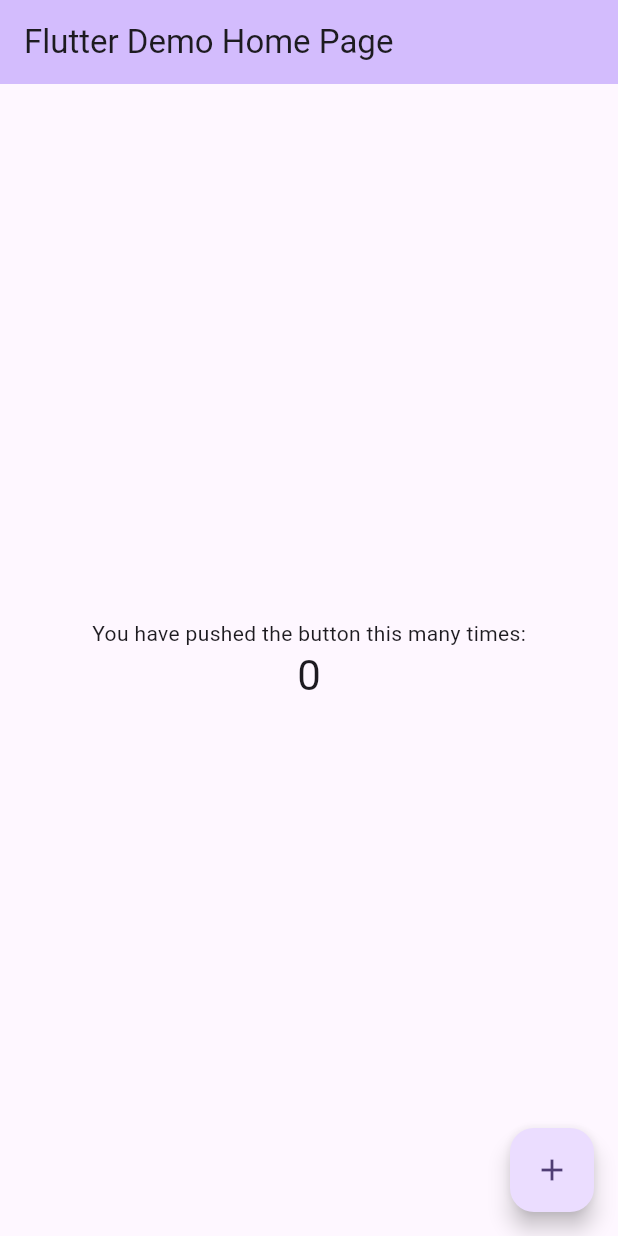
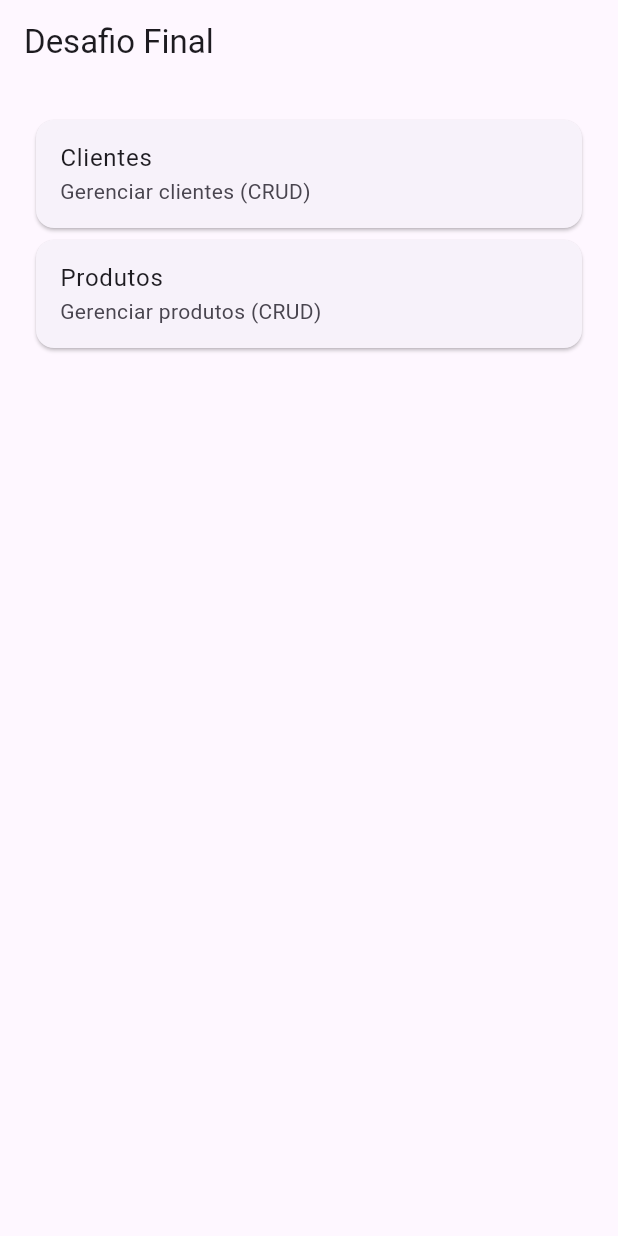
Before and after one commit to MatheusCarvalho-creat/Projeto-Mobile02, a Flutter app: the screen it shows after launch, on a phone screen of 412 x 824 dp. Run offline on Flutter 3.47's test engine with Material 3 defaults, Android fonts, the phone set to English and light mode, and no system bars.

```diff
--- a/projeto_mobile/lib/main.dart
+++ b/projeto_mobile/lib/main.dart
@@ -1,122 +1,28 @@
 import 'package:flutter/material.dart';
+import 'views/home_screen.dart';
+import 'views/clientes_screen.dart';
+import 'views/produtos_screen.dart';
+import 'views/cliente_form_screen.dart';
+import 'views/produto_form_screen.dart';
 
 void main() {
-  runApp(const MyApp());
+  runApp(MyApp());
 }
 
 class MyApp extends StatelessWidget {
-  const MyApp({super.key});
-
-  // This widget is the root of your application.
   @override
   Widget build(BuildContext context) {
     return MaterialApp(
-      title: 'Flutter Demo',
-      theme: ThemeData(
-        // This is the theme of your application.
-        //
-        // TRY THIS: Try running your application with "flutter run". You'll see
-        // the application has a purple toolbar. Then, without quitting the app,
-        // try changing the seedColor in the colorScheme below to Colors.green
-        // and then invoke "hot reload" (save your changes or press the "hot
-        // reload" button in a Flutter-supported IDE, or press "r" if you used
-        // the command line to start the app).
-        //
-        // Notice that the counter didn't reset back to zero; the application
-        // state is not lost during the reload. To reset the state, use hot
-        // restart instead.
-        //
-        // This works for code too, not just values: Most code changes can be
-        // tested with just a hot reload.
-        colorScheme: ColorScheme.fromSeed(seedColor: Colors.deepPurple),
-      ),
-      home: const MyHomePage(title: 'Flutter Demo Home Page'),
+      title: 'Desafio Final',
+      theme: ThemeData(primarySwatch: Colors.indigo),
+      initialRoute: '/',
+      routes: {
+        '/': (context) => HomeScreen(),
+        '/cliente': (context) => ClientesScreen(),
+        '/produto': (context) => ProdutosScreen(),
+        '/cliente/form': (context) => ClienteFormScreen(),
+        '/produto/form': (context) => ProdutoFormScreen(),
+      },
     );
   }
 }
-
-class MyHomePage extends StatefulWidget {
-  const MyHomePage({super.key, required this.title});
-
-  // This widget is the home page of your application. It is stateful, meaning
-  // that it has a State object (defined below) that contains fields that affect
-  // how it looks.
-
-  // This class is the configuration for the state. It holds the values (in this
-  // case the title) provided by the parent (in this case the App widget) and
-  // used by the build method of the State. Fields in a Widget subclass are
-  // always marked "final".
-
-  final String title;
-
-  @override
-  State<MyHomePage> createState() => _MyHomePageState();
-}
-
-class _MyHomePageState extends State<MyHomePage> {
-  int _counter = 0;
-
-  void _incrementCounter() {
-    setState(() {
-      // This call to setState tells the Flutter framework that something has
-      // changed in this State, which causes it to rerun the build method below
-      // so that the display can reflect the updated values. If we changed
-      // _counter without calling setState(), then the build method would not be
-      // called again, and so nothing would appear to happen.
-      _counter++;
-    });
-  }
-
-  @override
-  Widget build(BuildContext context) {
-    // This method is rerun every time setState is called, for instance as done
-    // by the _incrementCounter method above.
-    //
-    // The Flutter framework has been optimized to make rerunning build methods
-    // fast, so that you can just rebuild anything that needs updating rather
-    // than having to individually change instances of widgets.
-    return Scaffold(
-      appBar: AppBar(
-        // TRY THIS: Try changing the color here to a specific color (to
-        // Colors.amber, perhaps?) and trigger a hot reload to see the AppBar
-        // change color while the other colors stay the same.
-        backgroundColor: Theme.of(context).colorScheme.inversePrimary,
-        // Here we take the value from the MyHomePage object that was created by
-        // the App.build method, and use it to set our appbar title.
-        title: Text(widget.title),
-      ),
-      body: Center(
-        // Center is a layout widget. It takes a single child and positions it
-        // in the middle of the parent.
-        child: Column(
-          // Column is also a layout widget. It takes a list of children and
-          // arranges them vertically. By default, it sizes itself to fit its
-          // children horizontally, and tries to be as tall as its parent.
-          //
-          // Column has various properties to control how it sizes itself and
-          // how it positions its children. Here we use mainAxisAlignment to
-          // center the children vertically; the main axis here is the vertical
-          // axis because Columns are vertical (the cross axis would be
-          // horizontal).
-          //
-          // TRY THIS: Invoke "debug painting" (choose the "Toggle Debug Paint"
-          // action in the IDE, or press "p" in the console), to see the
-          // wireframe for each widget.
-          mainAxisAlignment: MainAxisAlignment.center,
-          children: <Widget>[
-            const Text('You have pushed the button this many times:'),
-            Text(
-              '$_counter',
-              style: Theme.of(context).textTheme.headlineMedium,
-            ),
-          ],
-        ),
-      ),
-      floatingActionButton: FloatingActionButton(
-        onPressed: _incrementCounter,
-        tooltip: 'Increment',
-        child: const Icon(Icons.add),
-      ), // This trailing comma makes auto-formatting nicer for build methods.
-    );
-  }
-}
--- /dev/null
+++ b/projeto_mobile/lib/views/home_screen.dart
@@ -0,0 +1,33 @@
+import 'package:flutter/material.dart';
+
+class HomeScreen extends StatelessWidget {
+  @override
+  Widget build(BuildContext context) {
+    return Scaffold(
+      appBar: AppBar(
+        title: Text('Desafio Final'),
+      ),
+      body: Padding(
+        padding: EdgeInsets.all(20),
+        child: Column(
+          children: [
+            Card(
+              child: ListTile(
+                title: Text('Clientes'),
+                subtitle: Text('Gerenciar clientes (CRUD)'),
+                onTap: () => Navigator.pushNamed(context, '/cliente'),
+              ),
+            ),
+            Card(
+              child: ListTile(
+                title: Text('Produtos'),
+                subtitle: Text('Gerenciar produtos (CRUD)'),
+                onTap: () => Navigator.pushNamed(context, '/produto'),
+              ),
+            ),
+          ],
+        ),
+      ),
+    );
+  }
+}
```
Also changed, not shown: projeto_mobile/lib/models/cliente.dart (added, +38 -0 lines), projeto_mobile/lib/models/produto.dart (added, +34 -0 lines), projeto_mobile/lib/services/cliente_service.dart (added, +50 -0 lines), projeto_mobile/lib/services/produto_service.dart (added, +49 -0 lines), projeto_mobile/lib/views/cliente_form_screen.dart (added, +87 -0 lines), projeto_mobile/lib/views/clientes_screen.dart (added, +76 -0 lines), projeto_mobile/lib/views/produto_form_screen.dart (added, +78 -0 lines), projeto_mobile/lib/views/produtos_screen.dart (added, +62 -0 lines), projeto_mobile/pubspec.yaml (+6 -70 lines), projeto_mobile/pubspec.lock, 4 other files.
